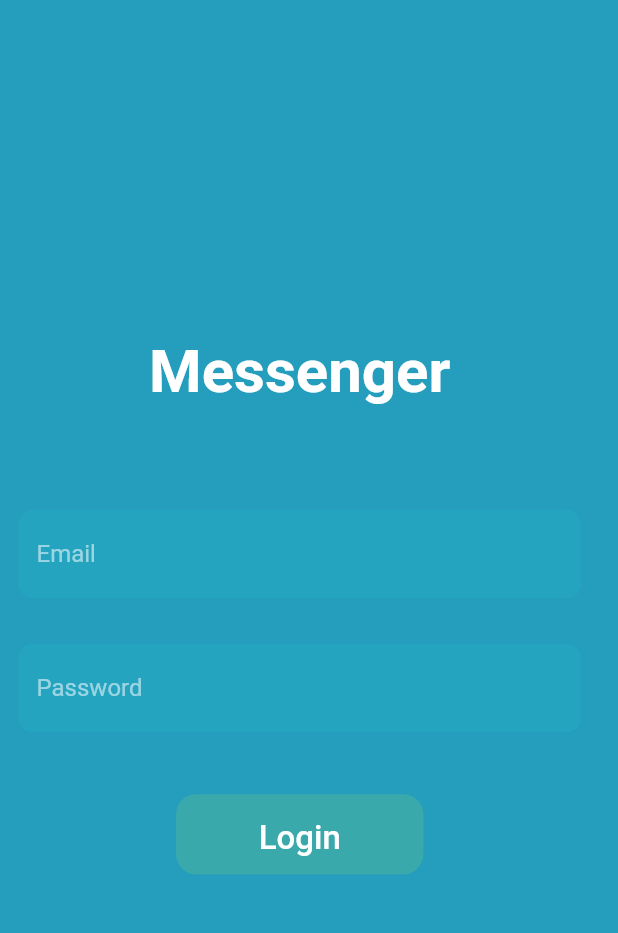
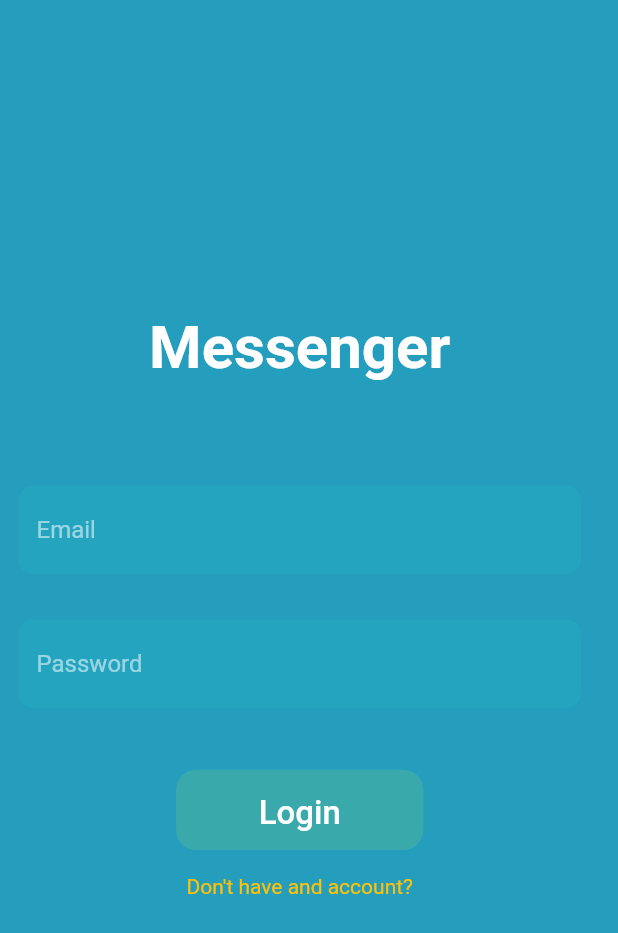
Before and after one commit to shhrrtnvr/messenger, a Flutter app: the screen it shows after launch, on a phone screen of 412 x 824 dp. Shown: the top 933 px of the screen. Run offline on Flutter 3.47's test engine with Material 2 defaults, Android fonts, the phone set to English and light mode, and no system bars; our stand-ins replace cloud_firestore, file_picker, firebase_analytics, firebase_core, firebase_storage, get_it; accounts and stored records are empty.

Commit message:
register text in login page

```diff
--- a/lib/pages/login_page.dart
+++ b/lib/pages/login_page.dart
@@ -49,7 +49,11 @@ class _LoginPageState extends State<LoginPage> {
             SizedBox(
               height: _deviceHeigth * 0.05,
             ),
-            _loginButton()
+            _loginButton(),
+            SizedBox(
+              height: _deviceHeigth * 0.02,
+            ),
+            _registerAccountLink(),
           ],
         ),
       ),
@@ -101,4 +105,16 @@ class _LoginPageState extends State<LoginPage> {
         width: _deviceWidth * 0.4,
         onPressed: () {});
   }
+
+  Widget _registerAccountLink() {
+    return GestureDetector(
+      onTap: () {},
+      child: const Text(
+        'Don\'t have and account?',
+        style: TextStyle(
+          color: Colors.amber,
+        ),
+      ),
+    );
+  }
 }
```
